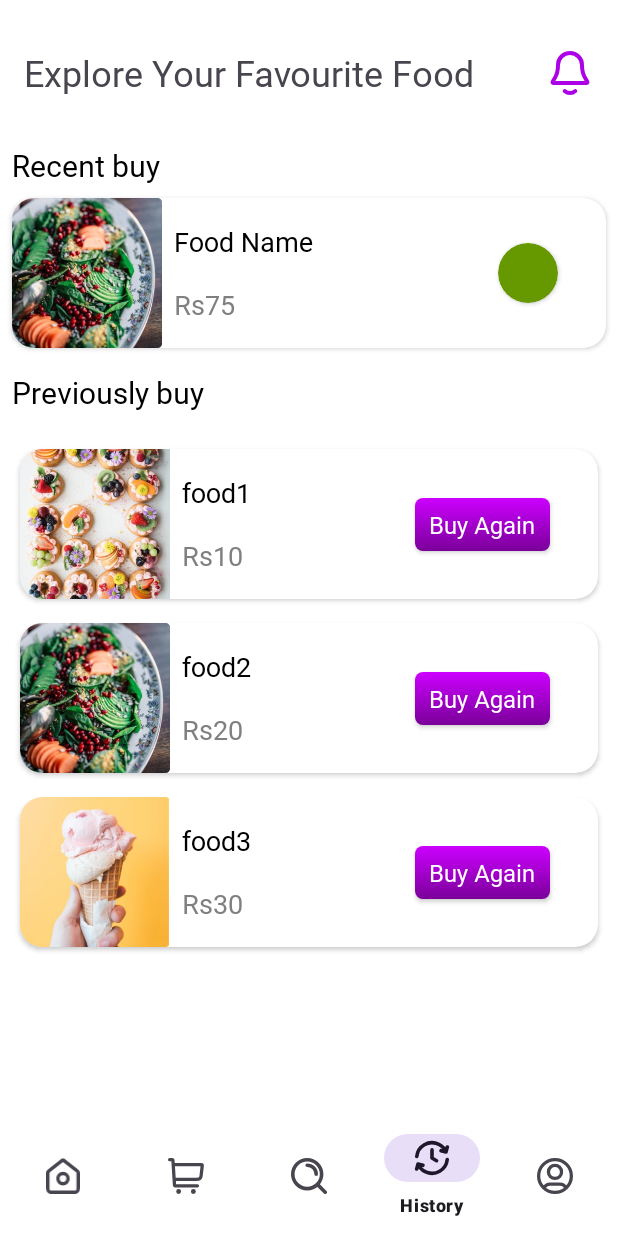
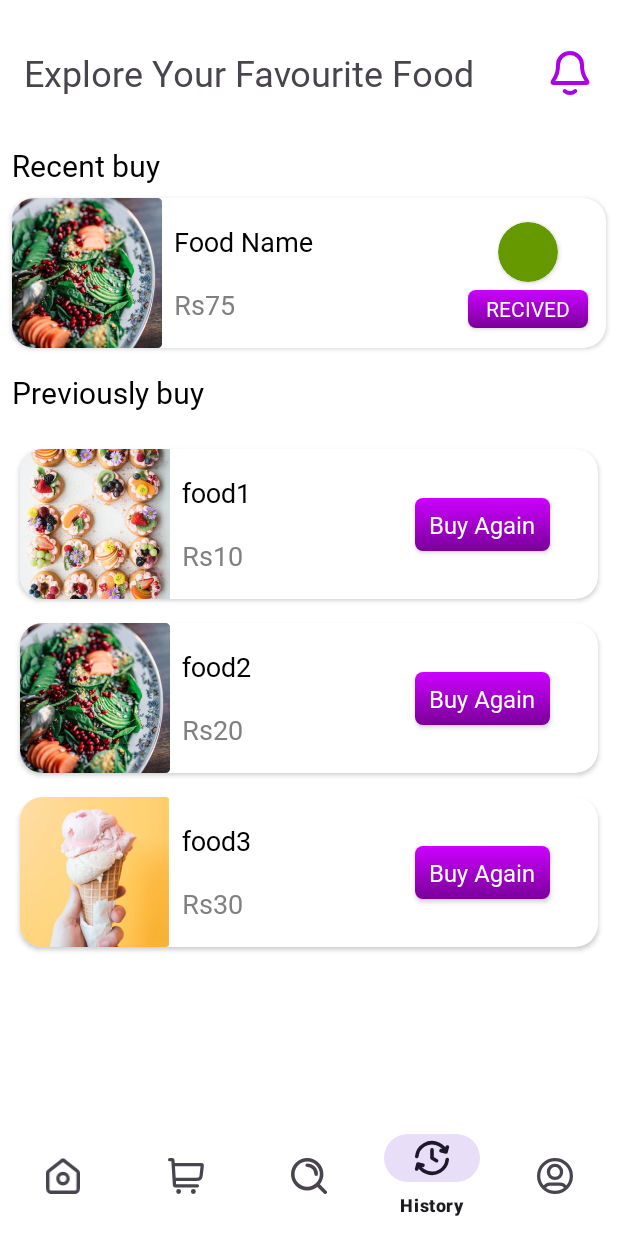
Before and after one commit to prathmesh-ghatmal/cravecart, an Android app: the HistoryFragment screen opened through its navigation route, on a phone screen of 412 x 824 dp. Run offline under Robolectric (Android 15) with nearby library versions, the phone set to English and light mode, and no system bars; our stand-ins replace navigation-ui; libraries missing offline, so code that uses them is left out: com.denzcoskun.imageslider; 7 statements that could not run were skipped.

Commit message:
recived button added

```diff
--- a/app/src/main/res/layout/fragment_history.xml
+++ b/app/src/main/res/layout/fragment_history.xml
@@ -84,8 +84,23 @@
                     app:cardCornerRadius="20dp"
                     app:layout_constraintBottom_toBottomOf="parent"
                     app:layout_constraintEnd_toEndOf="parent"
-                    app:layout_constraintTop_toTopOf="parent" />
+                    app:layout_constraintTop_toTopOf="parent"
+                    app:layout_constraintVertical_bias="0.266" />
+
+                <androidx.appcompat.widget.AppCompatButton
+                    android:id="@+id/RecivedButton"
+                    android:layout_width="80dp"
+                    android:layout_height="25dp"
+                    android:layout_marginTop="5dp"
+                    android:background="@drawable/addc"
+                    android:fontFamily="@font/latobold"
+                    android:text="Recived"
+                    android:textColor="@color/white"
+                    app:layout_constraintEnd_toEndOf="@+id/OrderStatus"
+                    app:layout_constraintStart_toStartOf="@+id/OrderStatus"
+                    app:layout_constraintTop_toBottomOf="@+id/OrderStatus" />
             </androidx.constraintlayout.widget.ConstraintLayout>
+
         </androidx.cardview.widget.CardView>
 
         <TextView
```
